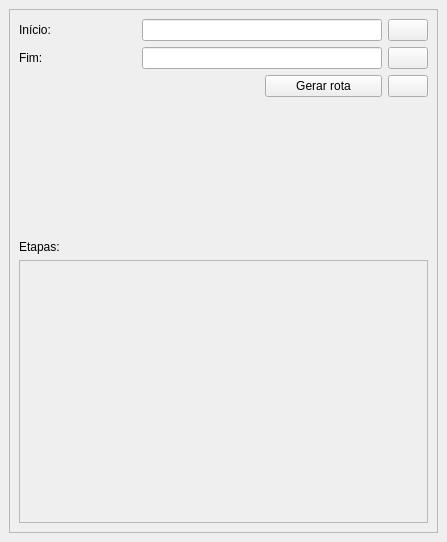
1cgeo/route_mapping, file uis/routeGenerator.ui: the form before one commit.
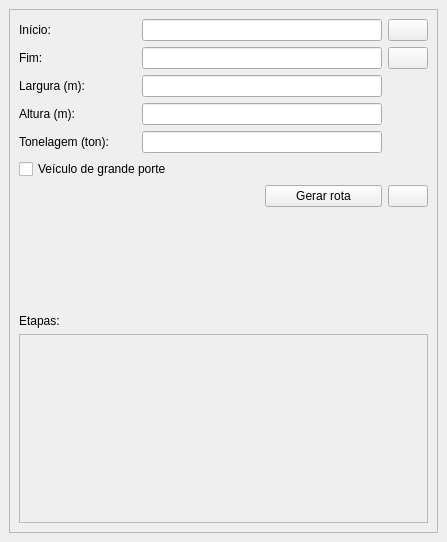
The form after the commit.

```diff
--- a/uis/routeGenerator.ui
+++ b/uis/routeGenerator.ui
@@ -30,6 +30,49 @@
         </rect>
        </property>
        <layout class="QGridLayout" name="gridLayout_2">
+        <item row="2" column="1" colspan="2">
+         <widget class="QLineEdit" name="lineEdit"/>
+        </item>
+        <item row="6" column="0" colspan="2">
+         <spacer name="horizontalSpacer">
+          <property name="orientation">
+           <enum>Qt::Horizontal</enum>
+          </property>
+          <property name="sizeHint" stdset="0">
+           <size>
+            <width>212</width>
+            <height>20</height>
+           </size>
+          </property>
+         </spacer>
+        </item>
+        <item row="6" column="3">
+         <widget class="QPushButton" name="configBtn">
+          <property name="sizePolicy">
+           <sizepolicy hsizetype="Fixed" vsizetype="Fixed">
+            <horstretch>0</horstretch>
+            <verstretch>0</verstretch>
+           </sizepolicy>
+          </property>
+          <property name="text">
+           <string/>
+          </property>
+         </widget>
+        </item>
+        <item row="6" column="2">
+         <widget class="QPushButton" name="runBtn">
+          <property name="text">
+           <string>Gerar rota</string>
+          </property>
+         </widget>
+        </item>
+        <item row="7" column="0" colspan="4">
+         <widget class="QLabel" name="routeInfoLb">
+          <property name="text">
+           <string/>
+          </property>
+         </widget>
+        </item>
         <item row="1" column="0">
          <widget class="QLabel" name="label_2">
           <property name="text">
@@ -37,7 +80,37 @@
           </property>
          </widget>
         </item>
-        <item row="5" column="0" rowspan="2" colspan="4">
+        <item row="0" column="3">
+         <widget class="QPushButton" name="sourceCoordBtn">
+          <property name="sizePolicy">
+           <sizepolicy hsizetype="Fixed" vsizetype="Fixed">
+            <horstretch>0</horstretch>
+            <verstretch>0</verstretch>
+           </sizepolicy>
+          </property>
+          <property name="text">
+           <string/>
+          </property>
+         </widget>
+        </item>
+        <item row="1" column="1" colspan="2">
+         <widget class="QLineEdit" name="targetCoordLe"/>
+        </item>
+        <item row="0" column="0">
+         <widget class="QLabel" name="label">
+          <property name="text">
+           <string>Início:</string>
+          </property>
+         </widget>
+        </item>
+        <item row="2" column="0">
+         <widget class="QLabel" name="label_4">
+          <property name="text">
+           <string>Largura (m):</string>
+          </property>
+         </widget>
+        </item>
+        <item row="9" column="0" rowspan="2" colspan="4">
          <widget class="QScrollArea" name="stepsScrollArea">
           <property name="widgetResizable">
            <bool>true</bool>
@@ -48,7 +121,7 @@
              <x>0</x>
              <y>0</y>
              <width>407</width>
-             <height>233</height>
+             <height>147</height>
             </rect>
            </property>
            <layout class="QVBoxLayout" name="verticalLayout"/>
@@ -68,66 +141,10 @@
           </property>
          </widget>
         </item>
-        <item row="0" column="0">
-         <widget class="QLabel" name="label">
-          <property name="text">
-           <string>Início:</string>
-          </property>
-         </widget>
-        </item>
-        <item row="1" column="1" colspan="2">
-         <widget class="QLineEdit" name="targetCoordLe"/>
-        </item>
-        <item row="2" column="0" colspan="2">
-         <spacer name="horizontalSpacer">
-          <property name="orientation">
-           <enum>Qt::Horizontal</enum>
-          </property>
-          <property name="sizeHint" stdset="0">
-           <size>
-            <width>212</width>
-            <height>20</height>
-           </size>
-          </property>
-         </spacer>
-        </item>
         <item row="0" column="1" colspan="2">
          <widget class="QLineEdit" name="sourceCoordLe"/>
         </item>
-        <item row="2" column="3">
-         <widget class="QPushButton" name="configBtn">
-          <property name="sizePolicy">
-           <sizepolicy hsizetype="Fixed" vsizetype="Fixed">
-            <horstretch>0</horstretch>
-            <verstretch>0</verstretch>
-           </sizepolicy>
-          </property>
-          <property name="text">
-           <string/>
-          </property>
-         </widget>
-        </item>
-        <item row="2" column="2">
-         <widget class="QPushButton" name="runBtn">
-          <property name="text">
-           <string>Gerar rota</string>
-          </property>
-         </widget>
-        </item>
-        <item row="0" column="3">
-         <widget class="QPushButton" name="sourceCoordBtn">
-          <property name="sizePolicy">
-           <sizepolicy hsizetype="Fixed" vsizetype="Fixed">
-            <horstretch>0</horstretch>
-            <verstretch>0</verstretch>
-           </sizepolicy>
-          </property>
-          <property name="text">
-           <string/>
-          </property>
-         </widget>
-        </item>
-        <item row="4" column="0" colspan="4">
+        <item row="8" column="0" colspan="4">
          <widget class="QLabel" name="label_3">
           <property name="sizePolicy">
            <sizepolicy hsizetype="Fixed" vsizetype="Fixed">
@@ -140,10 +157,30 @@
           </property>
          </widget>
         </item>
-        <item row="3" column="0" colspan="4">
-         <widget class="QLabel" name="routeInfoLb">
+        <item row="4" column="0">
+         <widget class="QLabel" name="label_6">
           <property name="text">
-           <string/>
+           <string>Tonelagem (ton):</string>
+          </property>
+         </widget>
+        </item>
+        <item row="3" column="1" colspan="2">
+         <widget class="QLineEdit" name="lineEdit_2"/>
+        </item>
+        <item row="4" column="1" colspan="2">
+         <widget class="QLineEdit" name="lineEdit_3"/>
+        </item>
+        <item row="3" column="0">
+         <widget class="QLabel" name="label_5">
+          <property name="text">
+           <string>Altura (m):</string>
+          </property>
+         </widget>
+        </item>
+        <item row="5" column="0" colspan="2">
+         <widget class="QCheckBox" name="checkBox">
+          <property name="text">
+           <string>Veículo de grande porte</string>
           </property>
          </widget>
         </item>
```
